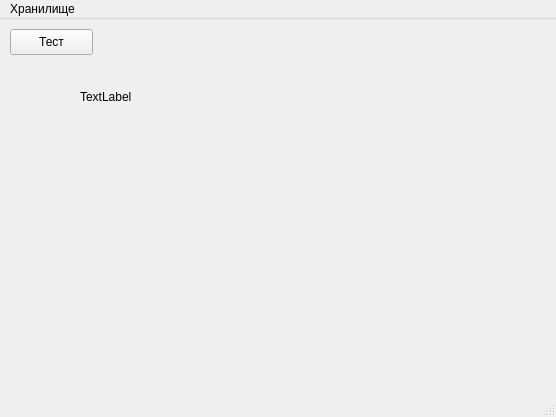
This is ui/mainwindow.ui in vlkv/reggata as Qt 5 draws it before an edit. The edited form follows.
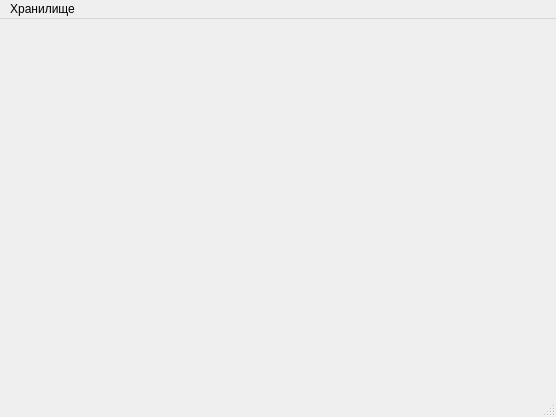
This is the edited form.

```diff
--- a/ui/mainwindow.ui
+++ b/ui/mainwindow.ui
@@ -13,34 +13,7 @@
   <property name="windowTitle">
    <string>MainWindow</string>
   </property>
-  <widget class="QWidget" name="centralwidget">
-   <widget class="QPushButton" name="pushButton_test">
-    <property name="geometry">
-     <rect>
-      <x>10</x>
-      <y>10</y>
-      <width>83</width>
-      <height>26</height>
-     </rect>
-    </property>
-    <property name="text">
-     <string>Тест</string>
-    </property>
-   </widget>
-   <widget class="QLabel" name="label_test">
-    <property name="geometry">
-     <rect>
-      <x>80</x>
-      <y>70</y>
-      <width>57</width>
-      <height>16</height>
-     </rect>
-    </property>
-    <property name="text">
-     <string>TextLabel</string>
-    </property>
-   </widget>
-  </widget>
+  <widget class="QWidget" name="centralwidget"/>
   <widget class="QMenuBar" name="menubar">
    <property name="geometry">
     <rect>
```
Left out of the diff: 6 changed lines with no effect on the pictures.
